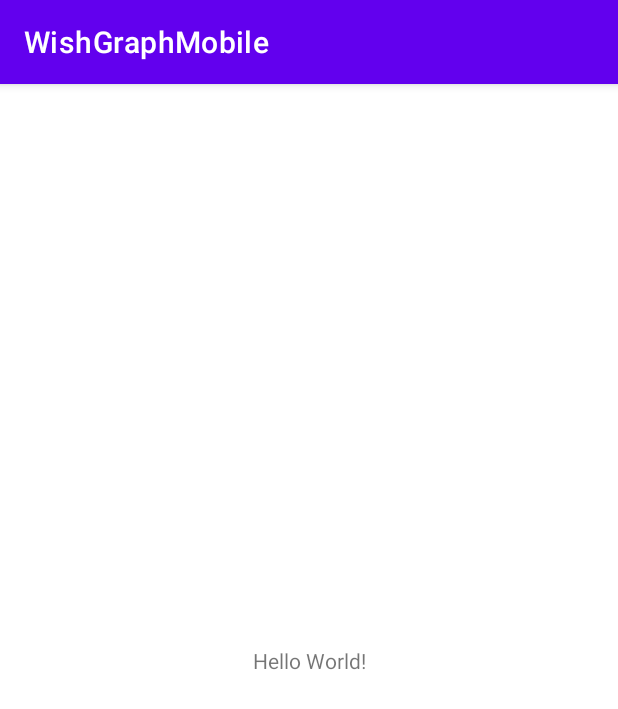
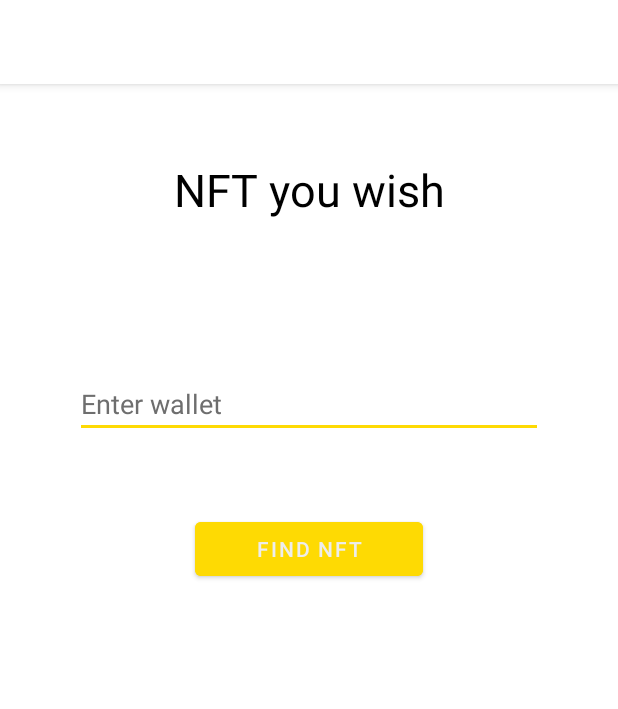
Before and after one commit to advasileva/wish-graph-mobile, an Android app: the screen it shows after launch (MainActivity), on a phone screen of 412 x 824 dp. Shown: the top 709 px of the screen. Run offline under Robolectric (Android 15) with nearby library versions, the phone set to English and light mode, and no system bars.

Commit message:
wallet entry and btn added

```diff
--- a/app/src/main/res/layout/activity_main.xml
+++ b/app/src/main/res/layout/activity_main.xml
@@ -1,18 +1,44 @@
 <?xml version="1.0" encoding="utf-8"?>
-<androidx.constraintlayout.widget.ConstraintLayout xmlns:android="http://schemas.android.com/apk/res/android"
+<RelativeLayout xmlns:android="http://schemas.android.com/apk/res/android"
 xmlns:app="http://schemas.android.com/apk/res-auto"
 xmlns:tools="http://schemas.android.com/tools"
 android:layout_width="match_parent"
 android:layout_height="match_parent"
+android:background="@color/colorPrimary"
 tools:context=".MainActivity">
 
 <TextView
-        android:layout_width="wrap_content"
+    android:id="@+id/logo"
+    android:layout_width="match_parent"
     android:layout_height="wrap_content"
-        android:text="Hello World!"
-        app:layout_constraintBottom_toBottomOf="parent"
-        app:layout_constraintLeft_toLeftOf="parent"
-        app:layout_constraintRight_toRightOf="parent"
-        app:layout_constraintTop_toTopOf="parent" />
+    android:text="@string/logo"
+    android:layout_marginTop="50sp"
+    android:textAlignment="center"
+    android:textColor="@color/textColorPrimary"
+    android:textSize="30sp" />
 
-</androidx.constraintlayout.widget.ConstraintLayout>
+<EditText
+    android:id="@+id/wallet_field"
+    android:layout_width="match_parent"
+    android:layout_height="wrap_content"
+    android:layout_below="@+id/logo"
+    android:layout_marginHorizontal="50sp"
+    android:layout_marginTop="100sp"
+    android:backgroundTint="@color/colorAccent"
+    android:ems="10"
+    android:hint="@string/hint_wallet"
+    android:inputType="textPersonName"
+    android:textColor="@color/textColorPrimary"
+    android:textColorHint="@color/textColorHint" />
+
+<Button
+    android:id="@+id/btn_find"
+    android:layout_below="@+id/wallet_field"
+    android:layout_marginTop="50sp"
+    android:layout_marginHorizontal="130sp"
+    android:backgroundTint="@color/colorAccent"
+    android:text="@string/btn_find"
+    android:layout_width="match_parent"
+    android:layout_height="wrap_content" />
+
+</RelativeLayout>
--- a/app/src/main/res/values/colors.xml
+++ b/app/src/main/res/values/colors.xml
@@ -7,4 +7,10 @@
     <color name="teal_700">#FF018786</color>
     <color name="black">#FF000000</color>
     <color name="white">#FFFFFFFF</color>
+    <color name="colorPrimary">#ffffff</color>
+    <color name="colorSecondary">#ededed</color>
+    <color name="colorAccent">#feda03</color>
+    <color name="textColorPrimary">#000000</color>
+    <color name="textColorSecondary">#818182</color>
+    <color name="textColorHint">#6e6e6e</color>
 </resources>
--- a/app/src/main/res/values/strings.xml
+++ b/app/src/main/res/values/strings.xml
@@ -1,3 +1,6 @@
 <resources>
-    <string name="app_name">WishGraphMobile</string>
+    <string name="app_name">Wish NFT</string>
+    <string name="logo">NFT you wish</string>
+    <string name="hint_wallet">Enter wallet</string>
+    <string name="btn_find">Find NFT</string>
 </resources>
--- a/app/src/main/res/values/themes.xml
+++ b/app/src/main/res/values/themes.xml
@@ -2,13 +2,13 @@
     <!-- Base application theme. -->
     <style name="Theme.WishGraphMobile" parent="Theme.MaterialComponents.DayNight.DarkActionBar">
         <!-- Primary brand color. -->
-        <item name="colorPrimary">@color/purple_500</item>
-        <item name="colorPrimaryVariant">@color/purple_700</item>
-        <item name="colorOnPrimary">@color/white</item>
+        <item name="colorPrimary">@color/colorPrimary</item>
+        <item name="colorPrimaryVariant">@color/colorSecondary</item>
+        <item name="colorOnPrimary">@color/colorSecondary</item>
         <!-- Secondary brand color. -->
-        <item name="colorSecondary">@color/teal_200</item>
-        <item name="colorSecondaryVariant">@color/teal_700</item>
-        <item name="colorOnSecondary">@color/black</item>
+        <item name="colorSecondary">@color/colorSecondary</item>
+        <item name="colorSecondaryVariant">@color/colorSecondary</item>
+        <item name="colorOnSecondary">@color/colorSecondary</item>
         <!-- Status bar color. -->
         <item name="android:statusBarColor" tools:targetApi="l">?attr/colorPrimaryVariant</item>
         <!-- Customize your theme here. -->
```
Lines whose indentation alone changed are shown as unchanged.
